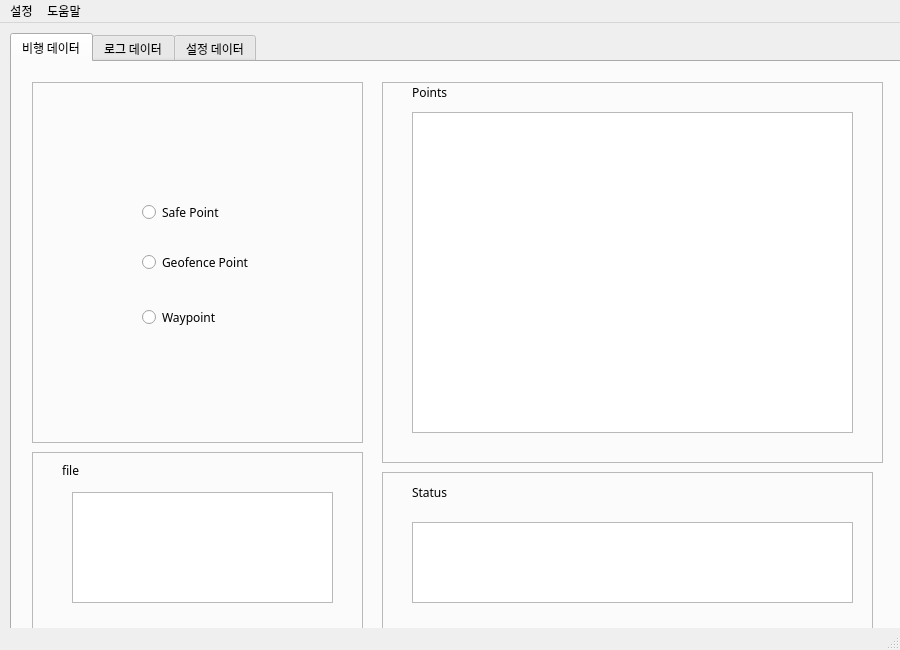
Above: ui/PX4Forensic.ui from khu-mesl-348/PX4Forensic before the change. Below: the same form after it.
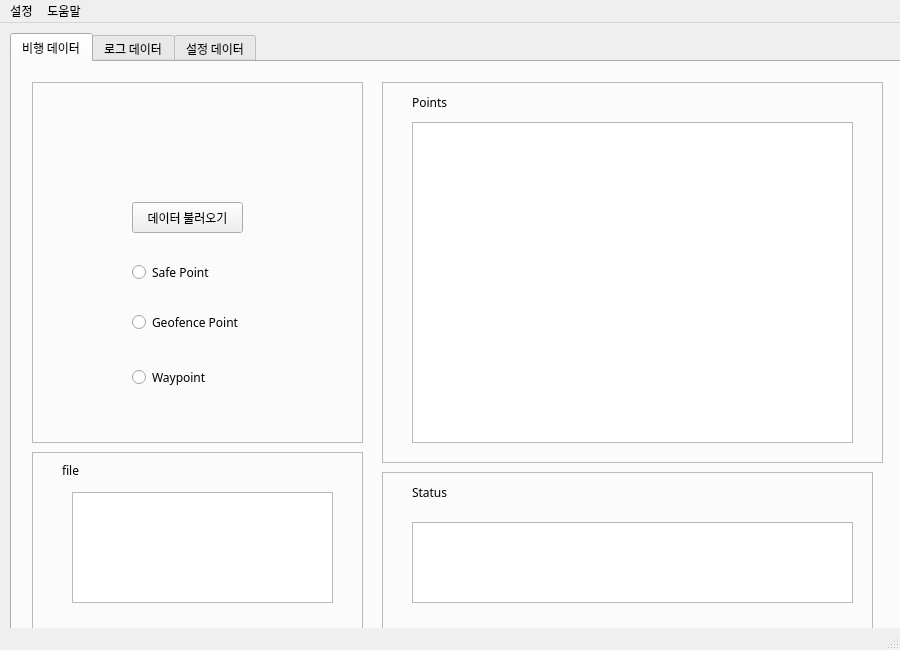
That is the form after the change.

Commit message: 각 지점 GUI 표시 추가

Patch:
```diff
--- a/ui/PX4Forensic.ui
+++ b/ui/PX4Forensic.ui
@@ -2,8 +2,11 @@
 <ui version="4.0">
  <class>main</class>
  <widget class="QMainWindow" name="main">
+  <property name="enabled">
+   <bool>true</bool>
+  </property>
   <property name="sizePolicy">
-   <sizepolicy hsizetype="Minimum" vsizetype="Maximum">
+   <sizepolicy hsizetype="Minimum" vsizetype="Minimum">
     <horstretch>0</horstretch>
     <verstretch>0</verstretch>
    </sizepolicy>
@@ -164,7 +167,7 @@
        <property name="geometry">
         <rect>
          <x>30</x>
-         <y>0</y>
+         <y>10</y>
          <width>61</width>
          <height>21</height>
         </rect>
@@ -173,11 +176,11 @@
         <string>Points</string>
        </property>
       </widget>
-      <widget class="QListWidget" name="listWidget_3">
+      <widget class="QTableWidget" name="tableWidget_point">
        <property name="geometry">
         <rect>
          <x>30</x>
-         <y>30</y>
+         <y>40</y>
          <width>441</width>
          <height>321</height>
         </rect>
@@ -241,8 +244,8 @@
       <widget class="QRadioButton" name="radioButton">
        <property name="geometry">
         <rect>
-         <x>110</x>
-         <y>110</y>
+         <x>100</x>
+         <y>170</y>
          <width>111</width>
          <height>41</height>
         </rect>
@@ -260,28 +263,28 @@
       <widget class="QRadioButton" name="radioButton_2">
        <property name="geometry">
         <rect>
-         <x>110</x>
-         <y>160</y>
-         <width>121</width>
-         <height>41</height>
-        </rect>
-       </property>
-       <property name="sizePolicy">
-        <sizepolicy hsizetype="Fixed" vsizetype="Fixed">
-         <horstretch>0</horstretch>
-         <verstretch>0</verstretch>
-        </sizepolicy>
-       </property>
-       <property name="text">
-        <string>Geofence Point</string>
-       </property>
-      </widget>
-      <widget class="QRadioButton" name="radioButton_3">
-       <property name="geometry">
-        <rect>
-         <x>110</x>
+         <x>100</x>
          <y>220</y>
          <width>121</width>
+         <height>41</height>
+        </rect>
+       </property>
+       <property name="sizePolicy">
+        <sizepolicy hsizetype="Fixed" vsizetype="Fixed">
+         <horstretch>0</horstretch>
+         <verstretch>0</verstretch>
+        </sizepolicy>
+       </property>
+       <property name="text">
+        <string>Geofence Point</string>
+       </property>
+      </widget>
+      <widget class="QRadioButton" name="radio_waypoint">
+       <property name="geometry">
+        <rect>
+         <x>100</x>
+         <y>280</y>
+         <width>121</width>
          <height>31</height>
         </rect>
        </property>
@@ -295,6 +298,38 @@
         <string>Waypoint</string>
        </property>
       </widget>
+      <widget class="QLabel" name="label_connected">
+       <property name="geometry">
+        <rect>
+         <x>30</x>
+         <y>80</y>
+         <width>271</width>
+         <height>21</height>
+        </rect>
+       </property>
+       <property name="font">
+        <font>
+         <family>맑은 고딕</family>
+         <pointsize>10</pointsize>
+        </font>
+       </property>
+       <property name="text">
+        <string/>
+       </property>
+      </widget>
+      <widget class="QPushButton" name="dataRefreshButton">
+       <property name="geometry">
+        <rect>
+         <x>100</x>
+         <y>120</y>
+         <width>111</width>
+         <height>31</height>
+        </rect>
+       </property>
+       <property name="text">
+        <string>데이터 불러오기</string>
+       </property>
+      </widget>
      </widget>
      <zorder>frame_2</zorder>
      <zorder>frame_4</zorder>
```
Left out of the diff: 17 changed lines with no effect on the pictures. The commit also changes 7 other files.
